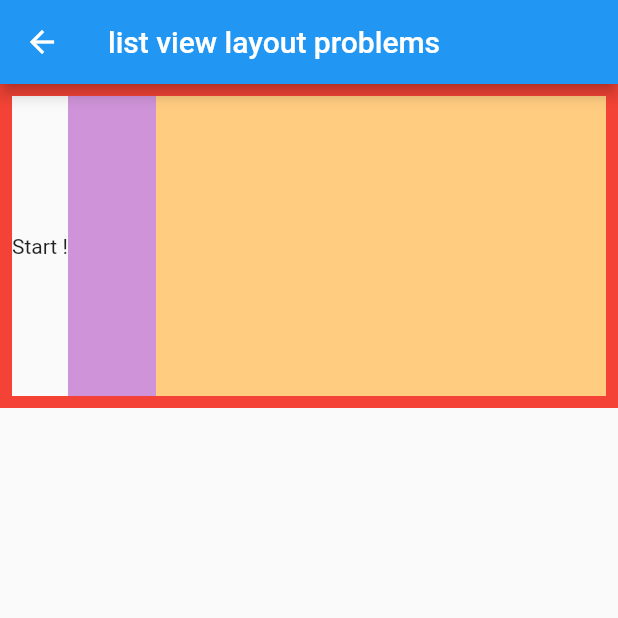
After one commit to lpyil/MobileDevelopmentExercises, a Flutter app: the ListViewLayoutProblems screen opened directly, on a phone screen of 412 x 824 dp, the top half of it. The commit adds this screen. Run offline on Flutter 3.47's test engine with Material 2 defaults, Android fonts, the phone set to English and light mode, and no system bars; our stand-ins replace flutter_easyloading.

Commit message:
more view examples

```diff
--- /dev/null
+++ b/Flutter/app8/lib/list_view_layout.dart
@@ -0,0 +1,80 @@
+import 'package:flutter/material.dart';
+
+class ListViewLayoutProblems extends StatelessWidget {
+  const ListViewLayoutProblems({super.key});
+
+  @override
+  Widget build(BuildContext context) {
+    return Scaffold(
+      appBar: AppBar(
+        title: const Text("list view layout problems"),
+      ),
+      body: Container(
+        decoration: BoxDecoration(
+          border: Border.all(width: 8, color: Colors.red),
+        ),
+        child: SizedBox(
+          height: 200,
+          child: rowMethodWithLayoutFix(), //columnMethodWithLayoutFix()
+        ),
+      ),
+    );
+  }
+
+  Row rowMethodWithLayoutFix() {
+    return Row(
+      children: [
+        const Text("Start !"),
+        Expanded(
+          child: ListView(
+            scrollDirection: Axis.horizontal,
+            reverse: true,
+            children: [
+              Container(
+                height: 200,
+                width: 300,
+                color: Colors.orange.shade200,
+              ),
+              Container(
+                height: 200,
+                width: 300,
+                color: Colors.purple.shade200,
+              ),
+            ],
+          ),
+        ),
+      ],
+    );
+  }
+
+  Column columnMethodWithLayoutFix() {
+    return Column(
+      children: [
+        const Text("start"),
+        Expanded(
+          child: ListView(
+            children: [
+              Container(
+                height: 200,
+                color: Colors.orange.shade200,
+              ),
+              Container(
+                height: 200,
+                color: Colors.purple.shade200,
+              ),
+              Container(
+                height: 200,
+                color: Colors.orange.shade200,
+              ),
+              Container(
+                height: 200,
+                color: Colors.purple.shade200,
+              ),
+            ],
+          ),
+        ),
+        const Text("finish"),
+      ],
+    );
+  }
+}
```
Also changed, not shown: Flutter/app8/lib/grid_view.dart (added, +148 -0 lines), Flutter/app8/lib/list_view_use.dart (+9 -3 lines), Flutter/app8/lib/main.dart (+5 -2 lines).
